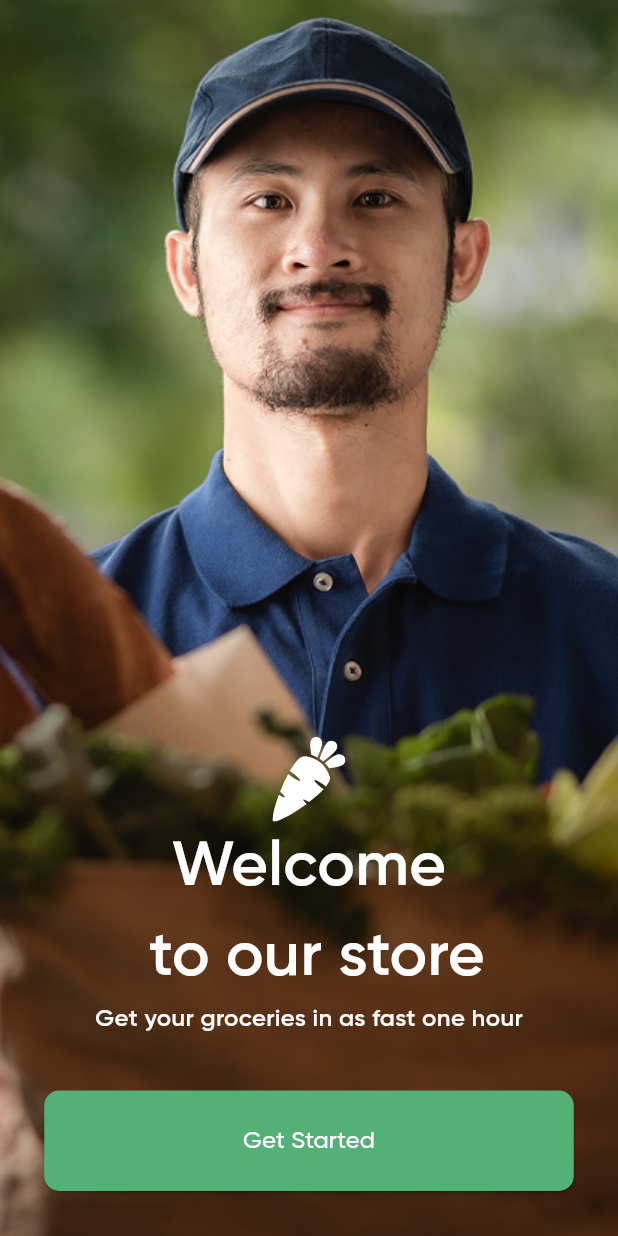
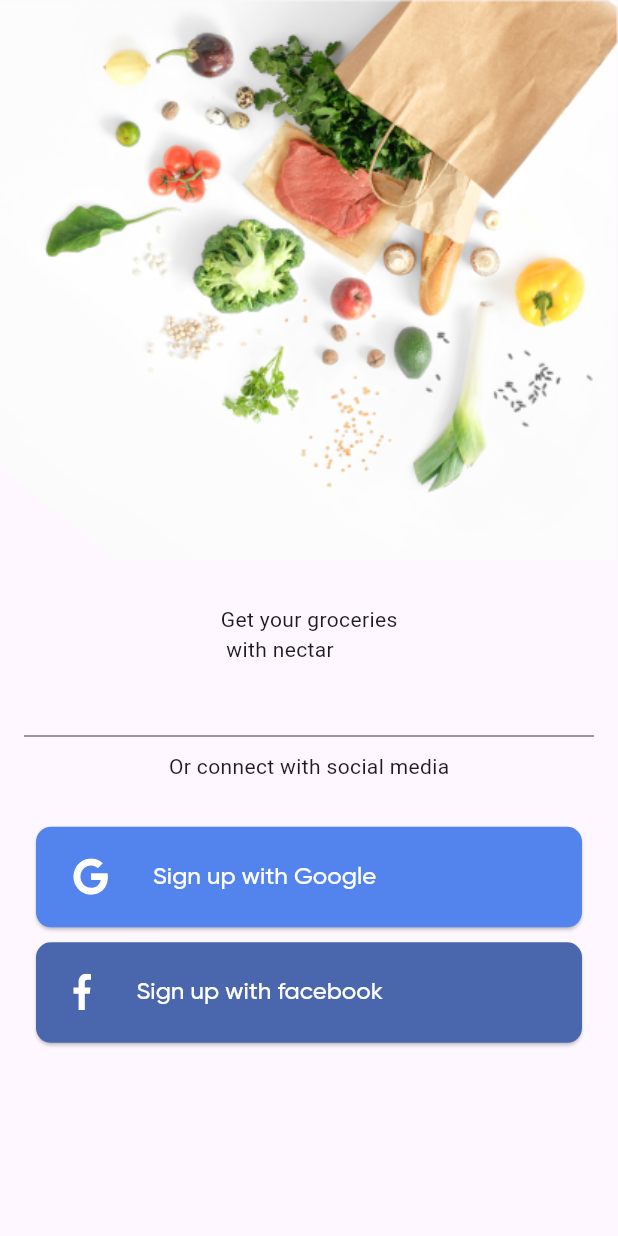
Before and after one commit to goodnewsjames/MiCard-App, a Flutter app: the screen it shows after launch, on a phone screen of 412 x 824 dp. Run offline on Flutter 3.47's test engine with Material 3 defaults, Android fonts, the phone set to English and light mode, and no system bars; our stand-ins replace flutter_svg.

Commit message:
built sign up page

```diff
--- /dev/null
+++ b/lib/button_widget.dart
@@ -0,0 +1,47 @@
+import 'package:flutter/material.dart';
+import 'package:flutter_svg/svg.dart';
+
+class ButtonWidget extends StatelessWidget {
+  const ButtonWidget({
+    required this.label,
+    required this.buttonColor,
+    required this.iconPath,
+    super.key,
+  });
+  final String label;
+  final String iconPath;
+  final Color buttonColor;
+  @override
+  Widget build(BuildContext context) {
+    return SizedBox(
+      height: 67,
+      width: 364,
+      child: ElevatedButton(
+        onPressed: () {},
+        style: ElevatedButton.styleFrom(
+
+          backgroundColor: buttonColor,
+          foregroundColor: Colors.white,
+          textStyle: TextStyle(
+            fontSize: 16,
+            fontFamily: "Gilroy"
+          ),
+          shape: RoundedRectangleBorder(
+            borderRadius: BorderRadius.circular(10),
+
+          ),
+        ),
+        child: Row(
+          children: [
+            SvgPicture.asset(iconPath),
+            SizedBox(width: 30),
+            Text(label,),
+          ],
+        ),
+      ),
+    );
+  }
+}
+
+
+// Text("continue with google")
--- a/lib/main.dart
+++ b/lib/main.dart
@@ -1,6 +1,7 @@
 import 'package:flutter/material.dart';
 import 'package:nectar/home_page.dart';
 import 'package:nectar/onboarding_screen.dart';
+import 'package:nectar/sign_up_page.dart';
 void main() {
   runApp(App());
 }
@@ -13,7 +14,7 @@ class App extends StatelessWidget {
   Widget build(BuildContext context) {
     return MaterialApp(
       debugShowCheckedModeBanner: false,
-      home: OnboardingScreen(),
+      home: SignUpPage(),
     );
   }
 }
--- /dev/null
+++ b/lib/sign_up_page.dart
@@ -0,0 +1,52 @@
+import 'package:flutter/material.dart';
+import 'package:nectar/button_widget.dart';
+
+class SignUpPage extends StatelessWidget {
+  const SignUpPage({super.key});
+
+  @override
+  Widget build(BuildContext context) {
+    return SafeArea(
+      child: Scaffold(
+        body: Column(
+          children: [
+            Image(
+              image: AssetImage("assets/png/fruits.png"),
+            ),
+            Padding(
+              padding: EdgeInsets.symmetric(
+                horizontal: 16,
+                vertical: 30,
+              ),
+              child: Column(
+                children: [
+                  Text("Get your groceries\n with nectar"),
+                  TextField(),
+                  SizedBox(height: 10),
+                  Text("Or connect with social media"),
+                  SizedBox(height: 30),
+                  ButtonWidget(
+                    buttonColor: Color(0XFF5383EC),
+                    iconPath: "assets/svg/google_icon.svg",
+                    label: "Sign up with Google",
+                  ),
+                  SizedBox(height: 10),
+
+                  ButtonWidget(
+                    buttonColor: Color(0XFF4A66AC),
+                    iconPath: "assets/svg/facebook_icon.svg",
+                    label: "Sign up with facebook",
+                  ),
+                ],
+              ),
+            ),
+          ],
+        ),
+      ),
+    );
+  }
+}
+
+
+// textfield color
+// E2E2E2
```
Also changed, not shown: assets/png/fruits.png (added), assets/svg/facebook_icon.svg (added), assets/svg/fruits.svg (added), assets/svg/google_icon.svg (added).
